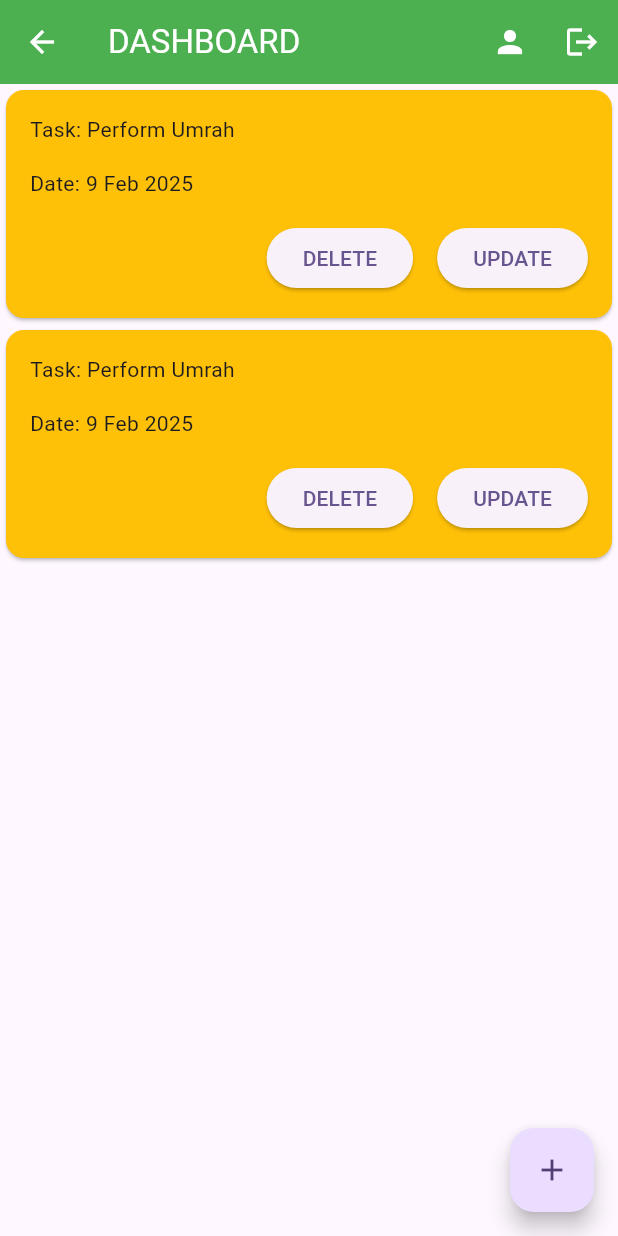
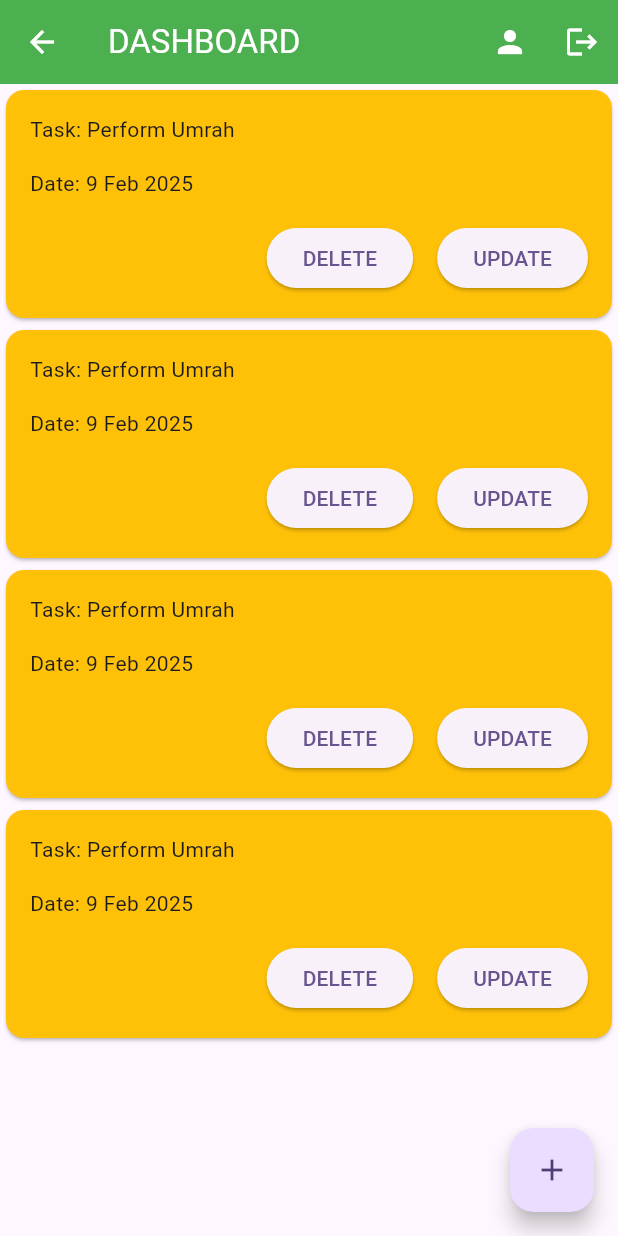
Before and after one commit to abidroid/akti4_firebase_todo, a Flutter app: the DashboardScreen screen opened directly, on a phone screen of 412 x 824 dp. Run offline on Flutter 3.47's test engine with Material 3 defaults, Android fonts, the phone set to English and light mode, and no system bars.

Commit message:
re usable widget ie taskcard

```diff
--- a/lib/screens/dashboard_screen.dart
+++ b/lib/screens/dashboard_screen.dart
@@ -2,6 +2,7 @@ import 'package:akti4_firebase_todo/screens/profile_screen.dart';
 import 'package:akti4_firebase_todo/screens/update_task_screen.dart';
 import 'package:flutter/material.dart';
 
+import '../widgets/task_card.dart';
 import 'add_task_screen.dart';
 
 class DashboardScreen extends StatefulWidget {
@@ -43,75 +44,10 @@ class _DashboardScreenState extends State<DashboardScreen> {
           ]),
       body: ListView(
         children: [
-          Card(
-            color: Colors.amber,
-            child: Padding(
-                padding: EdgeInsets.all(16.0),
-                child: Column(
-                  spacing: 16,
-                  children: [
-                    Row(
-                      children: [
-                        Text('Task: '),
-                        Text('Perform Umrah'),
-                      ],
-                    ),
-                    Row(
-                      children: [
-                        Text('Date: '),
-                        Text('9 Feb 2025'),
-                      ],
-                    ),
-
-                    Row(
-                      spacing: 16,
-                      mainAxisAlignment: MainAxisAlignment.end,
-                      children: [
-                        ElevatedButton(onPressed: (){}, child: const Text('DELETE')),
-                        ElevatedButton(onPressed: (){
-
-                          Navigator.of(context).push(MaterialPageRoute(builder: (context) {
-                            return const UpdateTaskScreen();
-                          }));
-
-
-                        }, child: const Text('UPDATE')),
-                      ],
-                    )
-                  ],
-                )),
-          ),
-          Card(
-            color: Colors.amber,
-            child: Padding(
-                padding: EdgeInsets.all(16.0),
-                child: Column(
-                  spacing: 16,
-                  children: [
-                    Row(
-                      children: [
-                        Text('Task: '),
-                        Text('Perform Umrah'),
-                      ],
-                    ),
-                    Row(
-                      children: [
-                        Text('Date: '),
-                        Text('9 Feb 2025'),
-                      ],
-                    ),
-
-                    Row(
-                      spacing: 16,
-                      mainAxisAlignment: MainAxisAlignment.end,
-                      children: [
-                        ElevatedButton(onPressed: (){}, child: const Text('DELETE')),
-                        ElevatedButton(onPressed: (){}, child: const Text('UPDATE')),
-                      ],
-                    )
-                  ],
-                )),
-          ),
+          TaskCard(),
+          TaskCard(),
+          TaskCard(),
+          TaskCard(),
 
         ],
       ),
--- /dev/null
+++ b/lib/widgets/task_card.dart
@@ -0,0 +1,53 @@
+
+import 'package:flutter/material.dart';
+
+import '../screens/update_task_screen.dart';
+
+// Re-usable Widget
+class TaskCard extends StatelessWidget {
+  const TaskCard({
+    super.key,
+  });
+
+  @override
+  Widget build(BuildContext context) {
+    return Card(
+      color: Colors.amber,
+      child: Padding(
+          padding: EdgeInsets.all(16.0),
+          child: Column(
+            spacing: 16,
+            children: [
+              Row(
+                children: [
+                  Text('Task: '),
+                  Text('Perform Umrah'),
+                ],
+              ),
+              Row(
+                children: [
+                  Text('Date: '),
+                  Text('9 Feb 2025'),
+                ],
+              ),
+
+              Row(
+                spacing: 16,
+                mainAxisAlignment: MainAxisAlignment.end,
+                children: [
+                  ElevatedButton(onPressed: (){}, child: const Text('DELETE')),
+                  ElevatedButton(onPressed: (){
+
+                    Navigator.of(context).push(MaterialPageRoute(builder: (context) {
+                      return const UpdateTaskScreen();
+                    }));
+
+
+                  }, child: const Text('UPDATE')),
+                ],
+              )
+            ],
+          )),
+    );
+  }
+}
```
